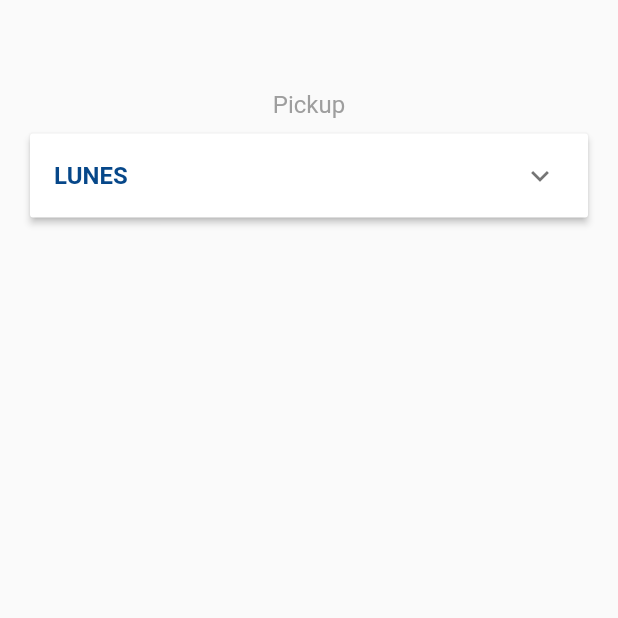
After one commit to carlatalamantes/rides-iteso, a Flutter app: the CompleteProfilePage screen opened directly, after a tap on "CONDUCTOR", after a tap on "PASAJERO", after a tap on "GUARDAR", on a phone screen of 412 x 824 dp, the top half of it. The commit adds this screen. Run offline on Flutter 3.47's test engine with Material 2 defaults, Android fonts, the phone set to English and light mode, and no system bars.

Commit message:
Pickup driver screen

```diff
--- /dev/null
+++ b/lib/components/base_Dropdown.dart
@@ -0,0 +1,37 @@
+import 'package:flutter/material.dart';
+
+// ignore: camel_case_types
+class base_Dropdown extends StatelessWidget {
+  base_Dropdown({
+    Key? key,
+    required this.dropdownValue,
+    required this.items,
+    this.labelText,
+  }) : super(key: key);
+
+  String dropdownValue;
+  final String? labelText;
+  final List<Map<String, String>> items;
+  late int selectedIndex;
+
+  @override
+  Widget build(BuildContext context) {
+    return Padding(
+      padding: const EdgeInsets.symmetric(horizontal: 8, vertical: 16),
+      child: DropdownButton<String>(
+        hint: Text(labelText!),
+        isExpanded: true,
+        value: dropdownValue,
+        items: items
+            .map((e) => (DropdownMenuItem<String>(
+                  value: e['value'],
+                  child: Text(e['label']!),
+                )))
+            .toList(),
+        onChanged: (value) {
+          dropdownValue = value.toString();
+        },
+      ),
+    );
+  }
+}
--- a/lib/login/loginPage.dart
+++ b/lib/login/loginPage.dart
@@ -11,11 +11,8 @@ class LoginPage extends StatefulWidget {
 }
 
 class _LoginPageState extends State<LoginPage> {
-
   var emailTextController = TextEditingController();
-  var TextController = TextEditingController();
   var psswrdTextController = TextEditingController();
-
 
   @override
   Widget build(BuildContext context) {
@@ -26,12 +23,12 @@ class _LoginPageState extends State<LoginPage> {
           child: Column(
             children: [
               const Padding(
-                  padding: EdgeInsets.symmetric(horizontal: 8, vertical: 16),
-                  child: Image(
-                    image: AssetImage('assets/images/logo_blue.png'),
-                    height: 250,
-                  ),),
-
+                padding: EdgeInsets.symmetric(horizontal: 8, vertical: 16),
+                child: Image(
+                  image: AssetImage('assets/images/logo_blue.png'),
+                  height: 250,
+                ),
+              ),
               base_TextFormField(
                 nombreTextController: emailTextController,
                 labelText: 'Correo electrónico',
@@ -42,7 +39,7 @@ class _LoginPageState extends State<LoginPage> {
               ),
               base_ElevatedButton(
                 text: 'INICIAR SESIÓN',
-                backgroundColor: Color(0xFF064789),
+                backgroundColor: const Color(0xFF064789),
                 onPressed: () {
                   iniciarSessionButton(context);
                 },
@@ -69,9 +66,7 @@ class _LoginPageState extends State<LoginPage> {
     );
   }
 
-  iniciarSessionButton(BuildContext context){
-
-  }
+  iniciarSessionButton(BuildContext context) {}
 
   registrarmeButton(BuildContext context) {
     Navigator.push(
--- /dev/null
+++ b/lib/signup/completeProfile.dart
@@ -0,0 +1,116 @@
+import 'package:flutter/material.dart';
+import 'package:rides_iteso/signup/driver/conductor_Car.dart';
+import 'package:rides_iteso/signup/passenger/pasajero_Pickup.dart';
+
+class CompleteProfilePage extends StatefulWidget {
+  CompleteProfilePage({Key? key}) : super(key: key);
+
+  @override
+  _CompleteProfilePageState createState() => _CompleteProfilePageState();
+}
+
+class _CompleteProfilePageState extends State<CompleteProfilePage> {
+  bool isDriver = true;
+
+  @override
+  Widget build(BuildContext context) {
+    return Scaffold(
+      body: SingleChildScrollView(
+        padding: const EdgeInsets.all(20),
+        child: Center(
+          child: Column(
+            children: [
+              const SizedBox(
+                height: 40,
+              ),
+              const Center(
+                child: Text(
+                  'Yo soy',
+                  style: TextStyle(fontSize: 16, color: Colors.grey),
+                ),
+              ),
+              const SizedBox(
+                height: 10,
+              ),
+              Row(
+                mainAxisAlignment: MainAxisAlignment.spaceEvenly,
+                children: [
+                  Material(
+                    color: Colors.white,
+                    child: InkWell(
+                      onTap: () {
+                        handleViewChange(context);
+                      },
+                      child: Column(
+                        mainAxisAlignment: MainAxisAlignment.center,
+                        children: <Widget>[
+                          Icon(
+                            Icons.car_rental,
+                            color: isDriver
+                                ? const Color(0xFF064789)
+                                : Colors.grey,
+                            size: 50,
+                          ), // <-- Icon
+                          Text("CONDUCTOR",
+                              style: TextStyle(
+                                  color: isDriver
+                                      ? const Color(0xFF064789)
+                                      : Colors.grey,
+                                  fontWeight: FontWeight.bold,
+                                  fontSize: 18)), // <-- Text
+                        ],
+                      ),
+                    ),
+                  ),
+                  Material(
+                    color: Colors.white,
+                    child: InkWell(
+                      onTap: () {
+                        handleViewChange(context);
+                      },
+                      child: Column(
+                        mainAxisAlignment: MainAxisAlignment.center,
+                        children: <Widget>[
+                          Icon(
+                            Icons.person,
+                            color: isDriver
+                                ? Colors.grey
+                                : const Color(0xFF064789),
+                            size: 50,
+                          ), // <-- Icon
+                          Text("PASAJERO",
+                              style: TextStyle(
+                                  color: isDriver
+                                      ? Colors.grey
+                                      : const Color(0xFF064789),
+                                  fontWeight: FontWeight.bold,
+                                  fontSize: 18)), // <-- Text
+                        ],
+                      ),
+                    ),
+                  )
+                ],
+              ),
+              isDriver
+                  ? ConductorCarPage(context)
+                  : PasajeroPickupPage(context),
+            ],
+          ),
+        ),
+      ),
+    );
+  }
+
+  guardarButton(BuildContext context) {
+    /*   Navigator.push(
+      context,
+      MaterialPageRoute(builder: (context) => SignupPage()),
+    ); */
+  }
+
+  handleViewChange(context) {
+    setState(() {
+      isDriver = !isDriver;
+    });
+  }
+}
--- /dev/null
+++ b/lib/signup/driver/conductor_Car.dart
@@ -0,0 +1,78 @@
+import 'package:flutter/material.dart';
+import 'package:rides_iteso/components/base_Dropdown.dart';
+import 'package:rides_iteso/components/base_TextFormField.dart';
+import 'package:rides_iteso/signup/driver/conductor_Pickup.dart';
+
+Widget ConductorCarPage(BuildContext context) {
+  var anioTextController = TextEditingController();
+  String marcaTextController = "Value 1";
+  var modeloTextController = "Value 1";
+  var colorTextController = "Value 1";
+  var pasajerosTextController = TextEditingController();
+
+  var items = [
+    {"value": "Value 1", "label": "Label 1"},
+    {"value": "Value 2", "label": "Label 2"},
+    {"value": "Value 3", "label": "Label 3"},
+    {"value": "Value 4", "label": "Label 4"},
+    {"value": "Value 5", "label": "Label 5"},
+  ];
+
+  guardarButton(BuildContext context) {
+    Navigator.push(
+      context,
+      MaterialPageRoute(builder: (context) => ConductorPickupPage()),
+    );
+  }
+
+  return Column(
+    children: [
+      base_TextFormField(
+        nombreTextController: anioTextController,
+        labelText: 'Año',
+      ),
+      base_Dropdown(
+        dropdownValue: marcaTextController,
+        items: items,
+        labelText: 'Marca',
+      ),
+      base_Dropdown(
+        dropdownValue: modeloTextController,
+        items: items,
+        labelText: 'Modelo',
+      ),
+      base_Dropdown(
+        dropdownValue: colorTextController,
+        items: items,
+        labelText: 'Color',
+      ),
+      base_TextFormField(
+        nombreTextController: pasajerosTextController,
+        labelText: 'Pasajeros que puedo transportar',
+      ),
+      const SizedBox(
+        height: 10,
+      ),
+      base_Dropdown(
+        dropdownValue: colorTextController,
+        items: items,
+        labelText: 'Zonas de drop off',
+      ),
+      Padding(
+        padding: const EdgeInsets.symmetric(horizontal: 8, vertical: 16),
+        child: ElevatedButton(
+          style: ElevatedButton.styleFrom(
+              shape: RoundedRectangleBorder(
+                borderRadius: BorderRadius.circular(5),
+              ),
+              minimumSize: const Size.fromHeight(50),
+              backgroundColor: const Color(0xFF064789)),
+          onPressed: () {
+            guardarButton(context);
+          },
+          child: const Text('GUARDAR'),
+        ),
+      ),
+    ],
+  );
+}
--- /dev/null
+++ b/lib/signup/driver/conductor_Pickup.dart
@@ -0,0 +1,122 @@
+import 'package:flutter/material.dart';
+import 'package:rides_iteso/components/base_Dropdown.dart';
+import 'package:rides_iteso/components/base_TextFormField.dart';
+import 'package:rides_iteso/signup/driver/conductor_Car.dart';
+import 'package:rides_iteso/signup/passenger/pasajero_Pickup.dart';
+
+class ConductorPickupPage extends StatefulWidget {
+  ConductorPickupPage({Key? key}) : super(key: key);
+
+  @override
+  _ConductorPickupPageState createState() => _ConductorPickupPageState();
+}
+
+class Item {
+  Item({
+    required this.expandedValue,
+    required this.headerValue,
+    this.isExpanded = false,
+  });
+
+  String expandedValue;
+  String headerValue;
+  bool isExpanded;
+}
+
+class _ConductorPickupPageState extends State<ConductorPickupPage> {
+  bool isDriver = true;
+  final List<Item> _data = [
+    Item(expandedValue: "Expanded", headerValue: "LUNES")
+  ];
+
+  var zonaTextController = "Value 1";
+  var horaTextController = TextEditingController();
+
+  var items = [
+    {"value": "Value 1", "label": "Label 1"},
+    {"value": "Value 2", "label": "Label 2"},
+    {"value": "Value 3", "label": "Label 3"},
+    {"value": "Value 4", "label": "Label 4"},
+    {"value": "Value 5", "label": "Label 5"},
+  ];
+
+  @override
+  Widget build(BuildContext context) {
+    return Scaffold(
+      body: SingleChildScrollView(
+        padding: const EdgeInsets.all(20),
+        child: Center(
+          child: Column(
+            children: [
+              const SizedBox(
+                height: 40,
+              ),
+              const Center(
+                child: Text(
+                  'Pickup',
+                  style: TextStyle(fontSize: 16, color: Colors.grey),
+                ),
+              ),
+              const SizedBox(
+                height: 10,
+              ),
+              _buildPanel(),
+            ],
+          ),
+        ),
+      ),
+    );
+  }
+
+  Widget _buildPanel() {
+    return ExpansionPanelList(
+      expansionCallback: (int index, bool isExpanded) {
+        setState(() {
+          _data[index].isExpanded = !isExpanded;
+        });
+      },
+      children: _data.map<ExpansionPanel>((Item item) {
+        return ExpansionPanel(
+          headerBuilder: (BuildContext context, bool isExpanded) {
+            return ListTile(
+              title: Text(item.headerValue,
+                  style: TextStyle(
+                    color: const Color(0xFF064789),
+                    fontWeight: FontWeight.bold,
+                  )),
+            );
+          },
+          body: Column(
+            children: [
+              Row(
+                mainAxisAlignment: MainAxisAlignment.spaceEvenly,
+                crossAxisAlignment: CrossAxisAlignment.start,
+                children: [
+                  Expanded(
+                    child: base_Dropdown(
+                      dropdownValue: zonaTextController,
+                      items: items,
+                      labelText: 'Marca',
+                    ),
+                  ),
+                  Expanded(
+                    child: base_TextFormField(
+                      nombreTextController: horaTextController,
+                      labelText: 'Año',
+                    ),
+                  )
+                ],
+              ),
+              ListTile(
+                  trailing: const Icon(
+                    Icons.add,
+                  ),
+                  onTap: () {}),
+            ],
+          ),
+          isExpanded: item.isExpanded,
+        );
+      }).toList(),
+    );
+  }
+}
--- /dev/null
+++ b/lib/signup/passenger/pasajero_Pickup.dart
@@ -0,0 +1,8 @@
+import 'package:flutter/material.dart';
+import 'package:rides_iteso/components/base_TextFormField.dart';
+
+Widget PasajeroPickupPage(BuildContext context) {
+  return Container(
+    child: Text("hola2"),
+  );
+}
--- a/lib/signup/signupPage.dart
+++ b/lib/signup/signupPage.dart
@@ -1,5 +1,6 @@
 import 'package:flutter/material.dart';
 import 'package:rides_iteso/components/base_TextFormField.dart';
+import 'package:rides_iteso/signup/completeProfile.dart';
 
 class SignupPage extends StatefulWidget {
   SignupPage({Key? key}) : super(key: key);
@@ -24,17 +25,10 @@ class _SignupPageState extends State<SignupPage> {
         elevation: 0.0,
       ),
       body: SingleChildScrollView(
-        padding: EdgeInsets.all(20),
+        padding: const EdgeInsets.all(20),
         child: Center(
           child: Column(
             children: [
-              const Padding(
-                padding: EdgeInsets.symmetric(horizontal: 8, vertical: 16),
-                child: Image(
-                  image: AssetImage('assets/images/logo_blue.png'),
-                  height: 250,
-                ),
-              ),
               base_TextFormField(
                 nombreTextController: nombreTextController,
                 labelText: 'Nombre(s)',
@@ -72,7 +66,9 @@ class _SignupPageState extends State<SignupPage> {
                       ),
                       minimumSize: const Size.fromHeight(50),
                       backgroundColor: const Color(0xFF064789)),
-                  onPressed: () {},
+                  onPressed: () {
+                    crearCuentaButton(context);
+                  },
                   child: const Text('CREAR CUENTA'),
                 ),
               ),
@@ -83,5 +79,10 @@ class _SignupPageState extends State<SignupPage> {
     );
   }
 
-
+  crearCuentaButton(BuildContext context) {
+    Navigator.push(
+      context,
+      MaterialPageRoute(builder: (context) => CompleteProfilePage()),
+    );
+  }
 }
```
